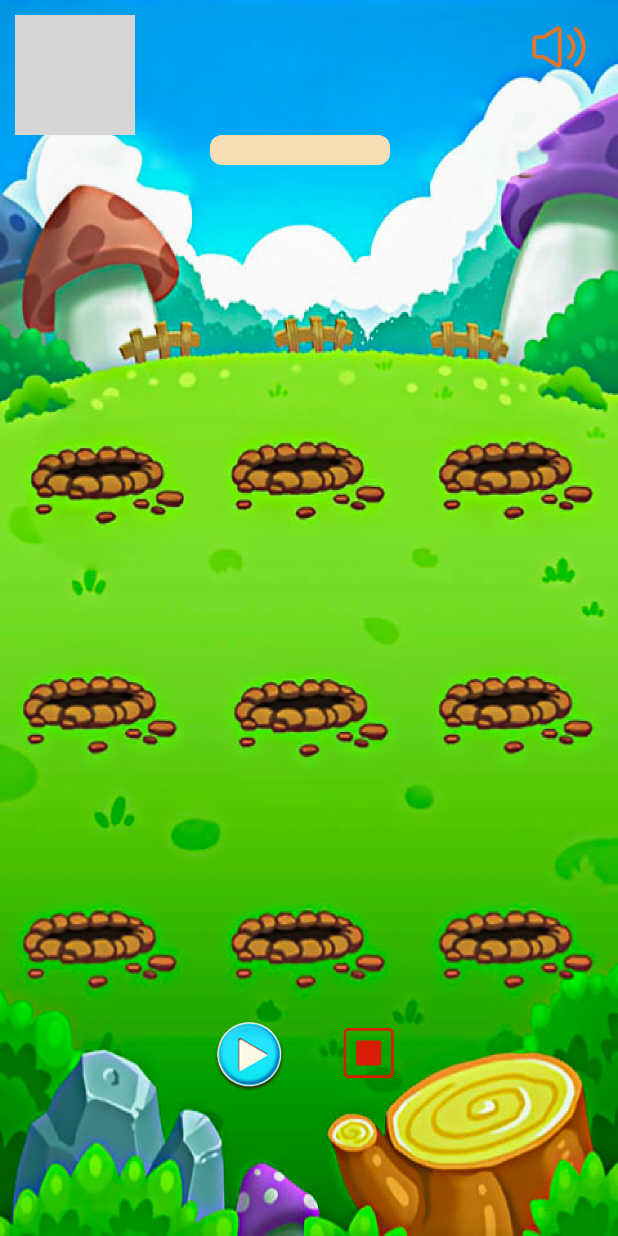
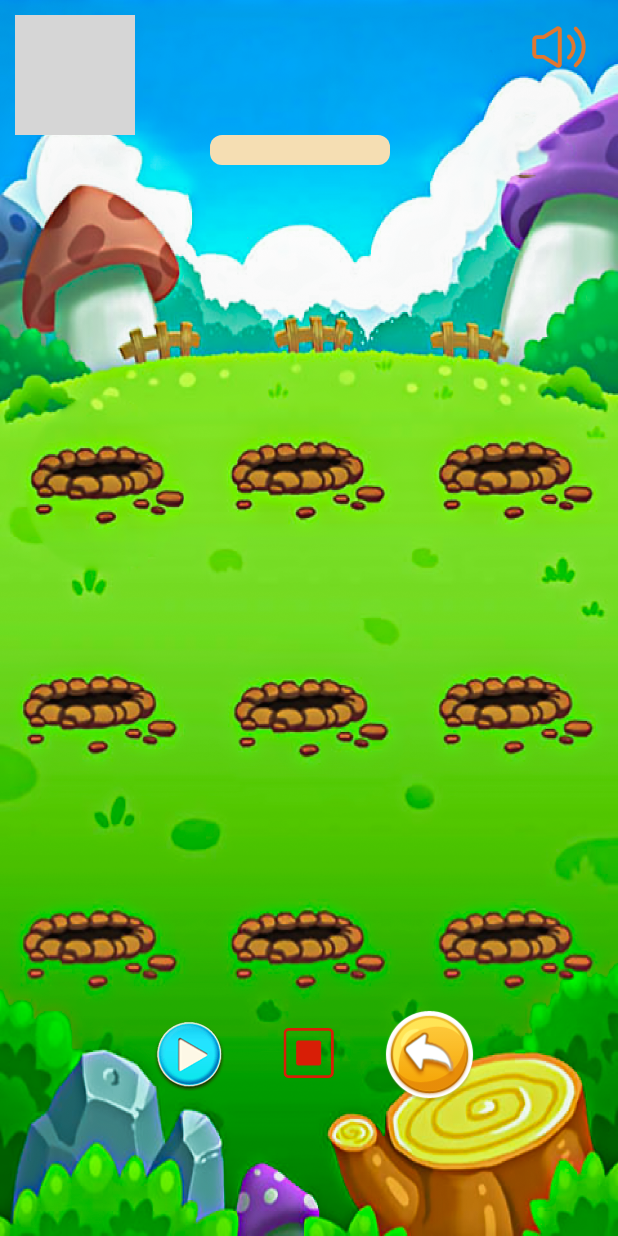
Before and after one commit to JiuR999/DiglettGame, an Android app: the MouseActivity screen opened directly, with no data from a screen before it, on a phone screen of 412 x 824 dp. Run offline under Robolectric (Android 15) with nearby library versions, the phone set to English and light mode, and no system bars; Roboto replaces fonts that are not available here; 2 statements that could not run were skipped; grey boxes are pictures that could not be loaded.

Commit message:
在游戏界面加入返回

```diff
--- a/app/src/main/res/layout/activity_mouse.xml
+++ b/app/src/main/res/layout/activity_mouse.xml
@@ -82,5 +82,14 @@
             android:layout_toRightOf="@id/ib_play"
             android:background="@null"
             android:src="@mipmap/btn_end" />
+        <ImageButton
+            android:id="@+id/ib_return"
+            android:layout_width="80dp"
+            android:layout_height="80dp"
+            android:layout_alignParentBottom="true"
+            android:layout_marginBottom="70dp"
+            android:layout_toRightOf="@id/ib_end"
+            android:background="@null"
+            android:src="@drawable/ic_fanhui" />
     </LinearLayout>
 </RelativeLayout>
```
